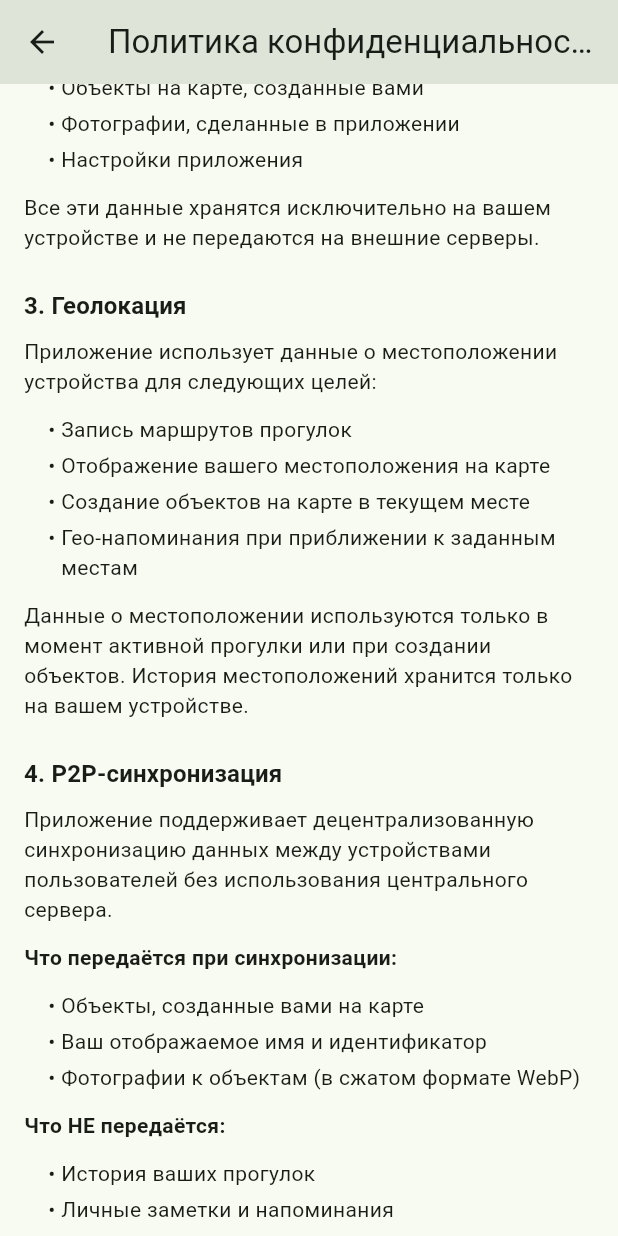
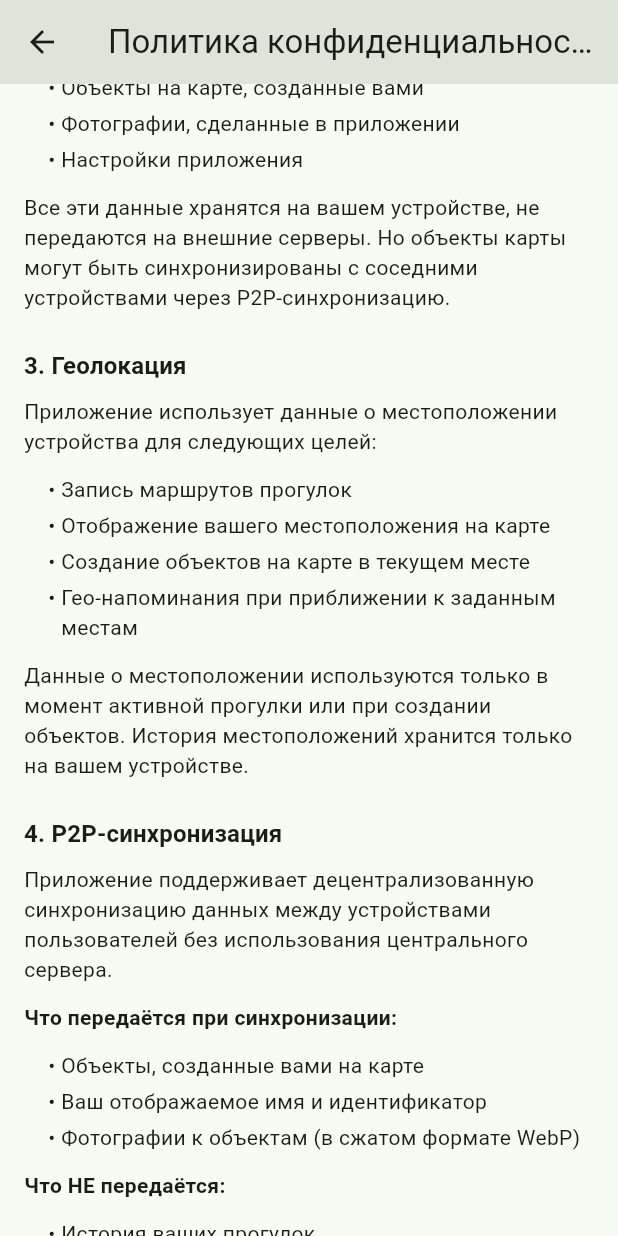
Before and after one commit to NikasAl/progulkin, a Flutter app: the PrivacyPolicyScreen screen opened directly, scrolled down 576 dp, on a phone screen of 412 x 824 dp. Run offline on Flutter 3.47's test engine with Material 3 defaults, Android fonts, the phone set to English and light mode, and no system bars; our stand-ins replace file_picker, flutter_compass, flutter_image_compress, flutter_local_notifications, flutter_map, geolocator and 8 more; missing offline and left inert: flutter_map_tile_caching; accounts and stored records are empty.

Commit message:
fix: политика

```diff
--- a/lib/screens/privacy_policy_screen.dart
+++ b/lib/screens/privacy_policy_screen.dart
@@ -17,7 +17,7 @@ class PrivacyPolicyScreen extends StatelessWidget {
           children: [
             _SectionHeader('Политика конфиденциальности приложения «Прогулкин»'),
             SizedBox(height: 8),
-            _DateText('Последнее обновление: 1 апреля 2026 г.'),
+            _DateText('Последнее обновление: 2 апреля 2026 г.'),
             SizedBox(height: 24),
 
             _SectionHeader('1. Общие положения'),
@@ -50,8 +50,8 @@ class PrivacyPolicyScreen extends StatelessWidget {
             _BulletItem('Настройки приложения'),
             SizedBox(height: 12),
             _BodyText(
-              'Все эти данные хранятся исключительно на вашем устройстве и не передаются '
-              'на внешние серверы.',
+              'Все эти данные хранятся на вашем устройстве, не передаются '
+              'на внешние серверы. Но объекты карты могут быть синхронизированы с соседними устройствами через P2P-синхронизацию.',
             ),
             SizedBox(height: 24),
 
@@ -238,8 +238,8 @@ class PrivacyPolicyScreen extends StatelessWidget {
             SizedBox(height: 12),
             _ContactItem(
               icon: Icons.code,
-              title: 'GitHub',
-              value: 'github.com/NikasAl/progulkin',
+              title: 'E-mail',
+              value: 'nikita_avdonin@mail.ru',
             ),
             SizedBox(height: 24),
 
```
Also changed, not shown: lib/screens/home_screen.dart (+20 -12 lines).
